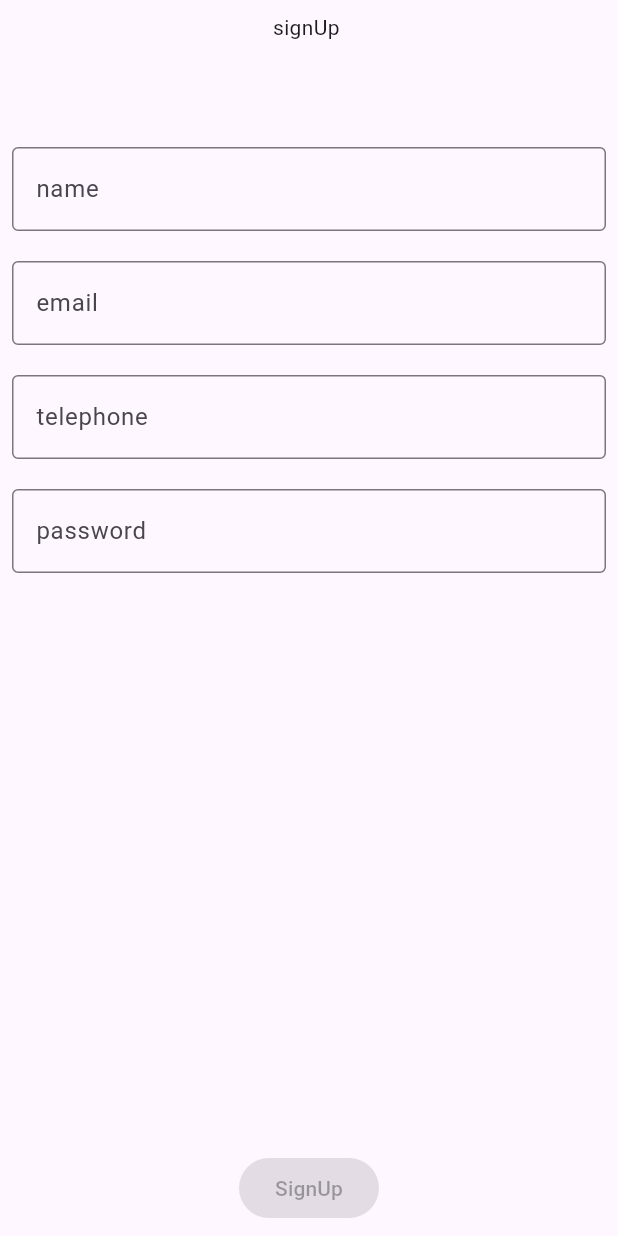
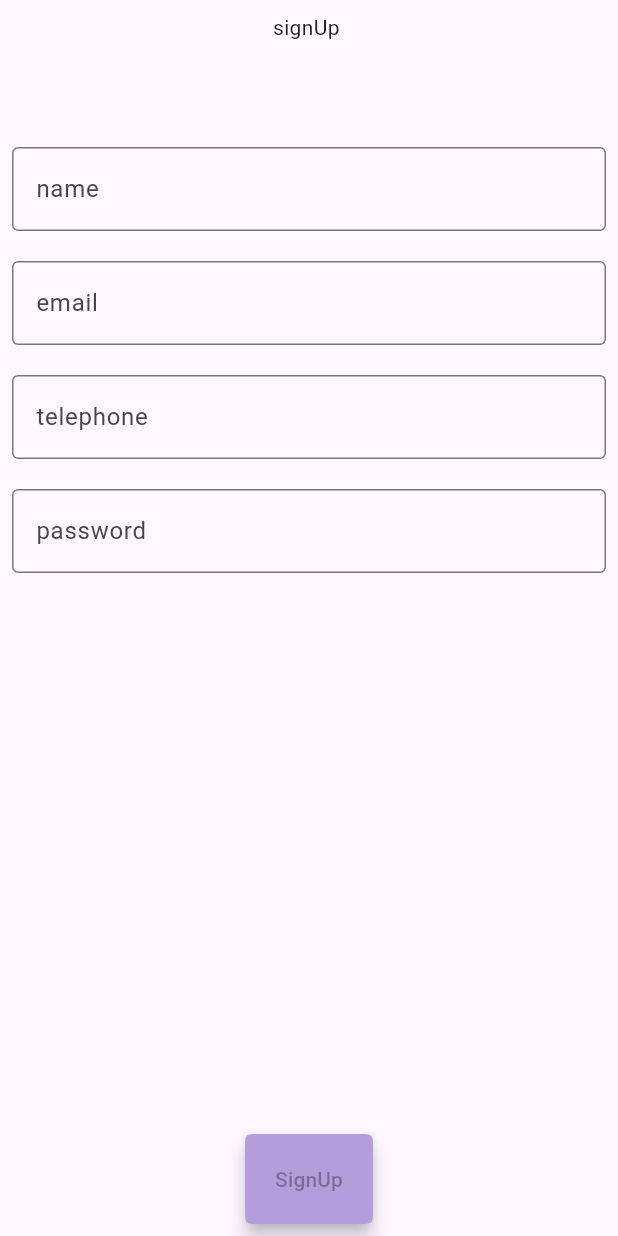
Before and after one commit to RiadHr/form_test, a Flutter app: the screen it shows after launch, on a phone screen of 412 x 824 dp. Run offline on Flutter 3.47's test engine with Material 3 defaults, Android fonts, the phone set to English and light mode, and no system bars.

Commit message:
adding style for signup button

```diff
--- a/lib/utlis/global_Constant.dart
+++ b/lib/utlis/global_Constant.dart
@@ -1,4 +1,5 @@
 
+import 'package:flutter/material.dart';
 import 'package:flutter/services.dart';
 
 class GlobalConstant{
@@ -6,4 +7,11 @@ class GlobalConstant{
   static final inputFormaterNameField = [FilteringTextInputFormatter.allow(RegExp(r"[a-zA-Z]+|\s"))];
   static final inputFormaterPhoneField = [FilteringTextInputFormatter.allow(RegExp(r"[0-9]"))];
   static final inputFormaterEmailField = [FilteringTextInputFormatter.allow(RegExp(r"[a-zA-Z]+|\s"))];
+
+  static final kbuttonSignupStyle = ButtonStyle(
+    shape: MaterialStateProperty.all(ContinuousRectangleBorder(borderRadius: BorderRadius.circular(10))),
+      elevation: MaterialStateProperty.all(5),
+      backgroundColor: MaterialStateProperty.all(Colors.deepPurple.shade200),
+      padding: MaterialStateProperty.all(EdgeInsets.all(20))
+      );
 }
```
